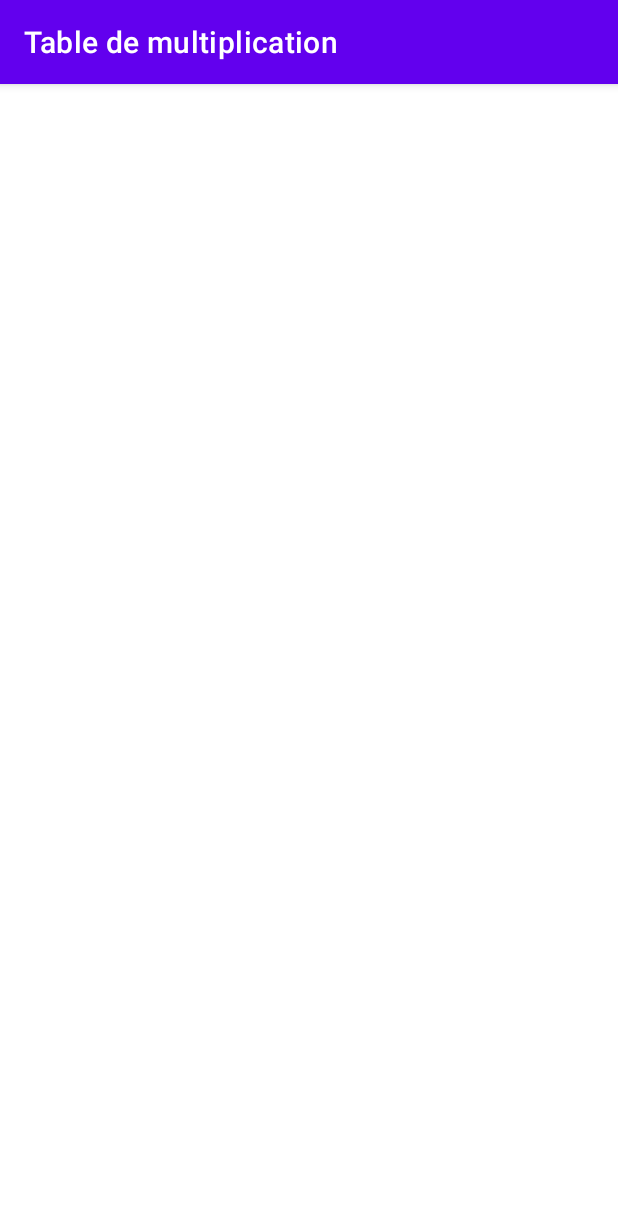
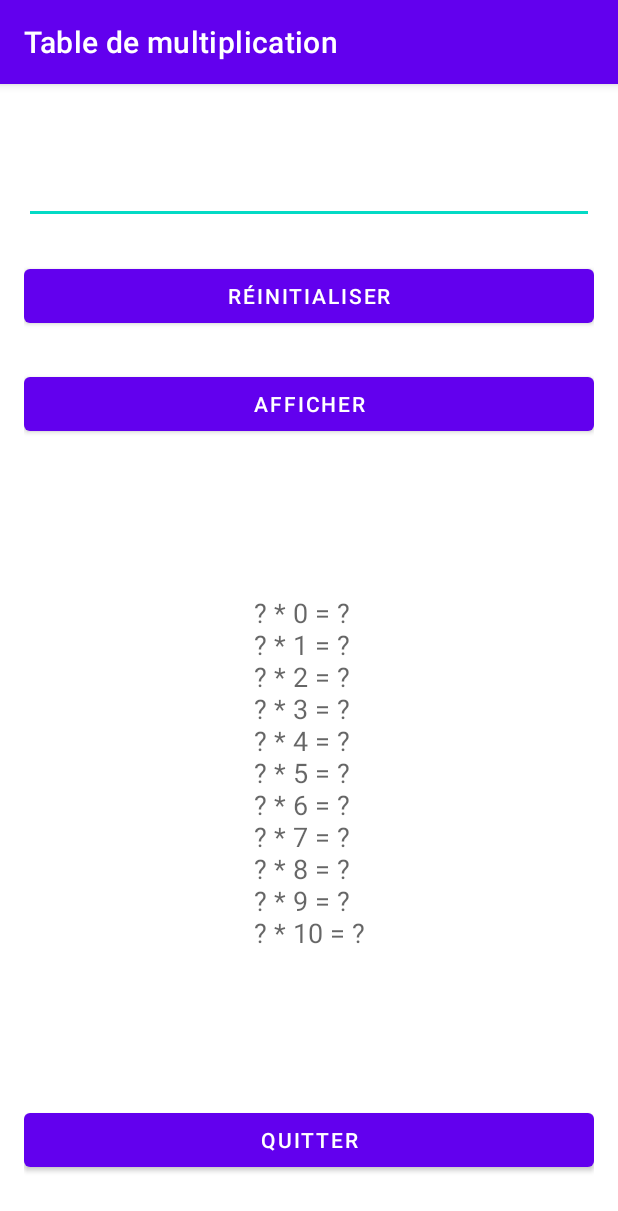
Before and after one commit to Gl0rydayz/Table-de-multiplication, an Android app: the screen it shows after launch (MainActivity), on a phone screen of 412 x 824 dp. Shown: the top 1211 px of the screen. Run offline under Robolectric (Android 15) with nearby library versions, the phone set to English and light mode, and no system bars.

Commit message:
modify: main_activity.xml-> EditText & TextView & Buttons added
modify: strings.xml-> Buttons names changed

```diff
--- a/app/src/main/res/layout/main_activity.xml
+++ b/app/src/main/res/layout/main_activity.xml
@@ -4,4 +4,61 @@
     xmlns:tools="http://schemas.android.com/tools"
     android:layout_width="match_parent"
     android:layout_height="match_parent"
-    tools:context=".MainActivity"/>
+    android:padding="16dp"
+    tools:context=".MainActivity">
+
+    <EditText
+        android:id="@+id/et_nomber"
+        android:layout_width="0dp"
+        android:layout_height="wrap_content"
+        android:layout_marginTop="32dp"
+        android:ems="10"
+        android:inputType="number"
+        app:layout_constraintEnd_toEndOf="parent"
+        app:layout_constraintHorizontal_bias="0.497"
+        app:layout_constraintStart_toStartOf="parent"
+        app:layout_constraintTop_toTopOf="parent" />
+
+    <Button
+        android:id="@+id/btn_reinitialiser"
+        android:layout_width="0dp"
+        android:layout_height="wrap_content"
+        android:layout_marginTop="24dp"
+        android:text="@string/btn_reinitialiser"
+        app:layout_constraintEnd_toEndOf="parent"
+        app:layout_constraintStart_toStartOf="parent"
+        app:layout_constraintTop_toBottomOf="@+id/et_nomber" />
+
+    <Button
+        android:id="@+id/btn_afficher"
+        android:layout_width="0dp"
+        android:layout_height="wrap_content"
+        android:layout_marginTop="24dp"
+        android:text="@string/btn_afficher"
+        app:layout_constraintEnd_toEndOf="parent"
+        app:layout_constraintStart_toStartOf="parent"
+        app:layout_constraintTop_toBottomOf="@+id/btn_reinitialiser" />
+
+    <TextView
+        android:id="@+id/textView"
+        android:layout_width="wrap_content"
+        android:layout_height="wrap_content"
+        android:lines="11"
+        android:text="\? * 0 = \?\n\? * 1 = \?\n\? * 2 = \?\n\? * 3 = \?\n\? * 4 = \?\n\? * 5 = \?\n\? * 6 = \?\n\? * 7 = \?\n\? * 8 = \?\n\? * 9 = \?\n\? * 10 = \?"
+        android:textAppearance="@style/TextAppearance.AppCompat.Medium"
+        app:layout_constraintBottom_toTopOf="@+id/btn_quitter"
+        app:layout_constraintEnd_toEndOf="parent"
+        app:layout_constraintStart_toStartOf="parent"
+        app:layout_constraintTop_toBottomOf="@+id/btn_afficher" />
+
+    <Button
+        android:id="@+id/btn_quitter"
+        android:layout_width="0dp"
+        android:layout_height="wrap_content"
+        android:layout_marginBottom="24dp"
+        android:text="@string/btn_quitter"
+        app:layout_constraintBottom_toBottomOf="parent"
+        app:layout_constraintEnd_toEndOf="parent"
+        app:layout_constraintHorizontal_bias="0.498"
+        app:layout_constraintStart_toStartOf="parent" />
+</androidx.constraintlayout.widget.ConstraintLayout>
--- a/app/src/main/res/values/strings.xml
+++ b/app/src/main/res/values/strings.xml
@@ -1,3 +1,6 @@
 <resources>
     <string name="app_name">Table de multiplication</string>
+    <string name="btn_reinitialiser">RÉINITIALISER</string>
+    <string name="btn_afficher">AFFICHER</string>
+    <string name="btn_quitter">QUITTER</string>
 </resources>
```
